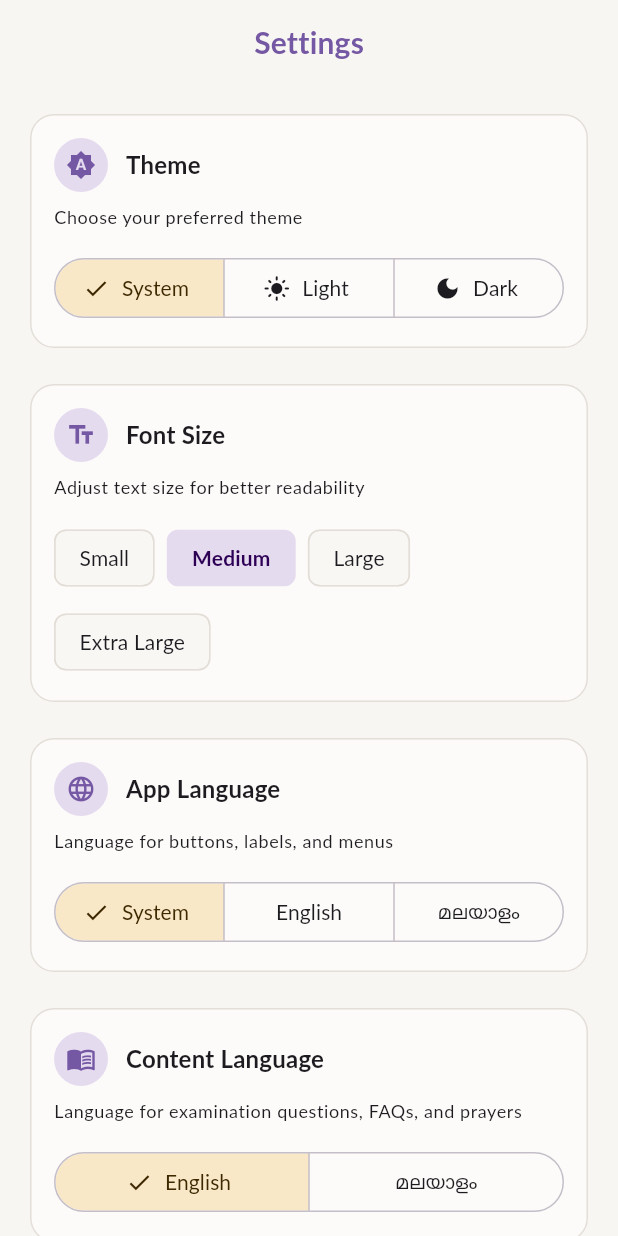
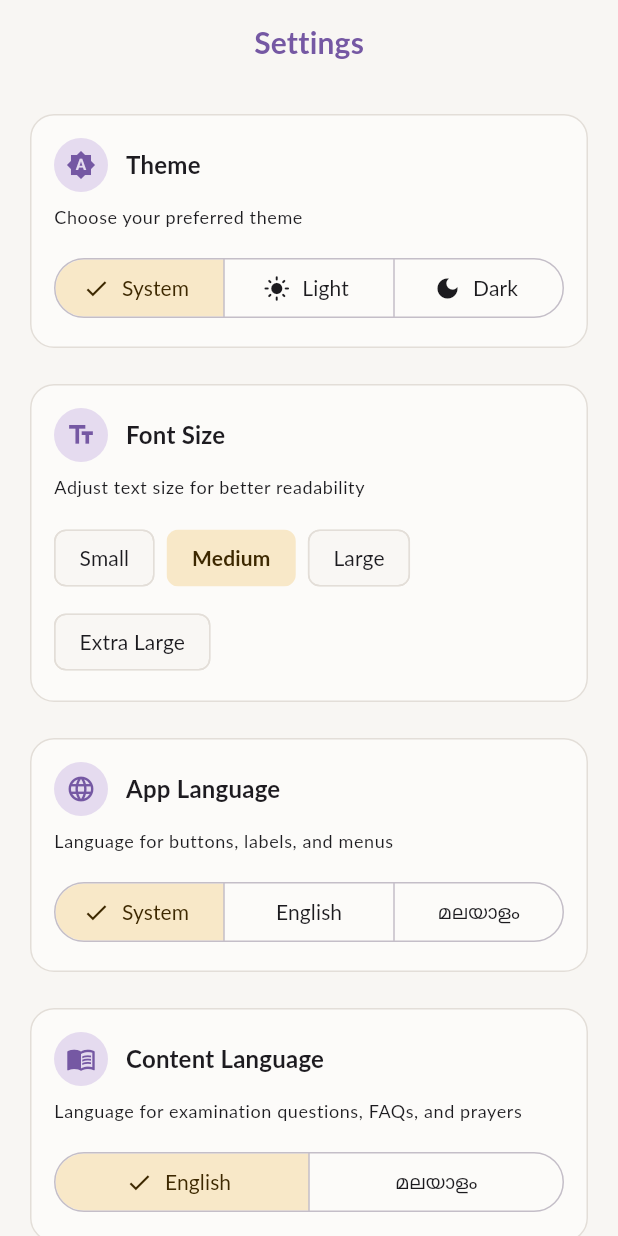
Before and after one commit to sabinjose/metanoia, a Flutter app: the SettingsScreen screen opened by its route, on a phone screen of 412 x 824 dp. Run offline on Flutter 3.47's test engine with Material 3 defaults, Android fonts, the phone set to English and light mode, and no system bars; drawn by our look-alikes of upgrader; our stand-ins replace drift, flutter_animate, flutter_local_notifications, flutter_riverpod, flutter_secure_storage, go_router and 8 more; accounts and stored records are empty; generated files the repository leaves out were written again; project files that could hold a hidden picture were left out.

Commit message:
Use secondary (gold) color for selected font size button
Changed from primaryContainer (lavender) to secondaryContainer (gold)
to match the style of other selection buttons in settings.

🤖 Generated with [Claude Code](https://claude.com/claude-code)

Co-Authored-By: Claude <noreply@anthropic.com>

```diff
--- a/lib/src/features/settings/presentation/settings_screen.dart
+++ b/lib/src/features/settings/presentation/settings_screen.dart
@@ -892,11 +892,11 @@ class _FontSizeSelector extends StatelessWidget {
               showCheckmark: false,
               labelStyle: TextStyle(
                 color: isSelected
-                    ? theme.colorScheme.onPrimaryContainer
+                    ? theme.colorScheme.onSecondaryContainer
                     : theme.colorScheme.onSurfaceVariant,
                 fontWeight: isSelected ? FontWeight.bold : FontWeight.normal,
               ),
-              selectedColor: theme.colorScheme.primaryContainer,
+              selectedColor: theme.colorScheme.secondaryContainer,
               backgroundColor: theme.colorScheme.surfaceContainerLow,
               side: BorderSide(
                 color: isSelected
```
